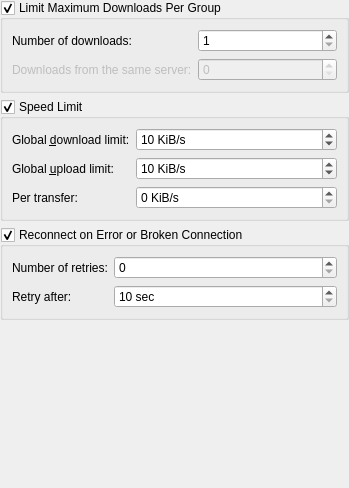
KDE/kget, file conf/dlgnetwork.ui: the form before one commit.
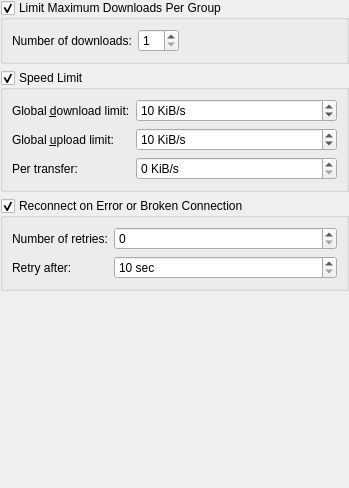
The form after the commit.

Commit message: Removes disabled "Download from same server" option.

Patch:
```diff
--- a/conf/dlgnetwork.ui
+++ b/conf/dlgnetwork.ui
@@ -23,6 +23,9 @@
       <bool>true</bool>
      </property>
      <layout class="QFormLayout" name="formLayout_3">
+      <property name="fieldGrowthPolicy">
+       <enum>QFormLayout::ExpandingFieldsGrow</enum>
+      </property>
       <item row="0" column="0">
        <widget class="QLabel" name="lbl_maxnum">
         <property name="text">
@@ -37,23 +40,6 @@
         </property>
        </widget>
       </item>
-      <item row="1" column="0">
-       <widget class="QLabel" name="lbl_maxnum_2">
-        <property name="enabled">
-         <bool>false</bool>
-        </property>
-        <property name="text">
-         <string>Downloads from the same server:</string>
-        </property>
-       </widget>
-      </item>
-      <item row="1" column="1">
-       <widget class="QSpinBox" name="kcfg_MaxConnectionsServer">
-        <property name="enabled">
-         <bool>false</bool>
-        </property>
-       </widget>
-      </item>
      </layout>
     </widget>
    </item>
```
The commit also changes 3 other files.
